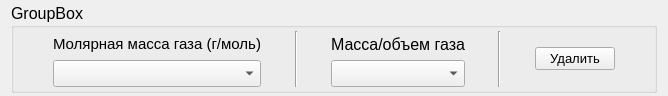
Old version of the form ui/base_qt_ui/ui_coord_widget.ui in the repository I-m-good-man/Gas-calculator.
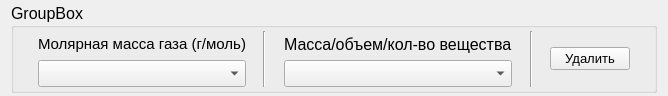
New version of the form.

```diff
--- a/ui/base_qt_ui/ui_coord_widget.ui
+++ b/ui/base_qt_ui/ui_coord_widget.ui
@@ -149,7 +149,7 @@
           <item>
            <widget class="QLabel" name="label">
             <property name="text">
-             <string>Масса/объем газа</string>
+             <string>Масса/объем/кол-во вещества</string>
             </property>
            </widget>
           </item>
```
